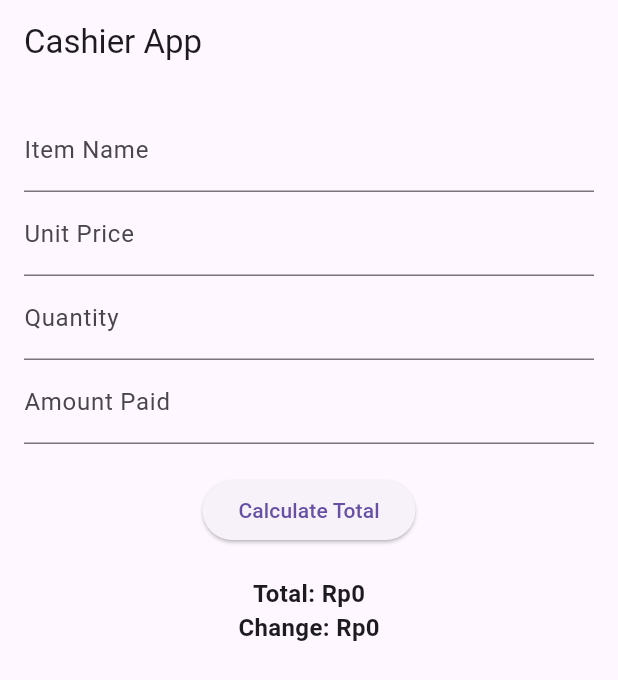
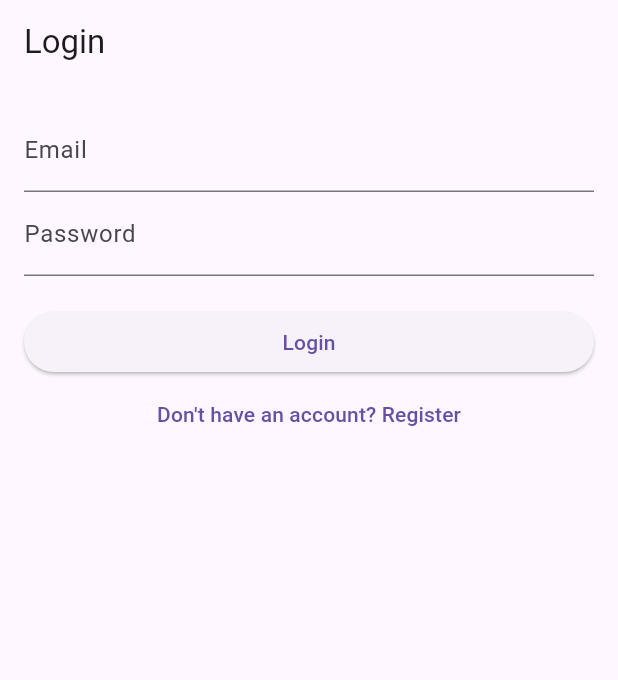
Before and after one commit to TeddyTjoe1990/CSE-499-Project, a Flutter app: the screen it shows after launch, on a phone screen of 412 x 824 dp. Shown: the top 680 px of the screen. Run offline on Flutter 3.47's test engine with Material 3 defaults, Android fonts, the phone set to English and light mode, and no system bars; our stand-ins replace sqflite; accounts and stored records are empty.

Commit message:
Login and registration page was made, and still keep working on the other Sprint

```diff
--- /dev/null
+++ b/app/lib/db/database_helper.dart
@@ -0,0 +1,55 @@
+import 'package:path/path.dart';
+import 'package:sqflite/sqflite.dart';
+import '../models/user_model.dart';
+
+class DatabaseHelper {
+  static final DatabaseHelper _instance = DatabaseHelper._internal();
+  static Database? _database;
+
+  factory DatabaseHelper() => _instance;
+
+  DatabaseHelper._internal();
+
+  Future<Database> get database async {
+    _database ??= await _initDb();
+    return _database!;
+  }
+
+  Future<Database> _initDb() async {
+    final dbPath = await getDatabasesPath();
+    final path = join(dbPath, 'cashier_app.db');
+
+    return await openDatabase(
+      path,
+      version: 1,
+      onCreate: (db, version) async {
+        await db.execute('''
+          CREATE TABLE users (
+            id INTEGER PRIMARY KEY AUTOINCREMENT,
+            name TEXT NOT NULL,
+            email TEXT UNIQUE NOT NULL,
+            password TEXT NOT NULL
+          )
+        ''');
+      },
+    );
+  }
+
+  Future<int> registerUser(User user) async {
+    final db = await database;
+    return await db.insert('users', user.toMap());
+  }
+
+  Future<User?> getUser(String email, String password) async {
+    final db = await database;
+    final result = await db.query(
+      'users',
+      where: 'email = ? AND password = ?',
+      whereArgs: [email, password],
+    );
+    if (result.isNotEmpty) {
+      return User.fromMap(result.first);
+    }
+    return null;
+  }
+}
--- a/app/lib/main.dart
+++ b/app/lib/main.dart
@@ -1,4 +1,7 @@
 import 'package:flutter/material.dart';
+import 'pages/login_page.dart';
+import 'pages/register_page.dart';
+import 'pages/home_page.dart'; // <- cashier page
 
 void main() => runApp(CashierApp());
 
@@ -6,87 +9,15 @@ class CashierApp extends StatelessWidget {
   @override
   Widget build(BuildContext context) {
     return MaterialApp(
-      title: 'Cashier App',
-      theme: ThemeData(primarySwatch: Colors.blue),
-      home: CashierHome(),
+      title: 'Simple Cashier',
+      theme: ThemeData(primarySwatch: Colors.teal),
+      initialRoute: '/login',
+      debugShowCheckedModeBanner: false,
+      routes: {
+        '/login': (context) => LoginPage(),
+        '/register': (context) => RegisterPage(),
+        '/home': (context) => CashierHome(), //
+      },
     );
   }
 }
-
-class CashierHome extends StatefulWidget {
-  @override
-  _CashierHomeState createState() => _CashierHomeState();
-}
-
-class _CashierHomeState extends State<CashierHome> {
-  final itemNameController = TextEditingController();
-  final unitPriceController = TextEditingController();
-  final quantityController = TextEditingController();
-  final amountPaidController = TextEditingController();
-
-  int totalAmount = 0;
-  int changeAmount = 0;
-
-  void calculateTotal() {
-    final unitPrice = int.tryParse(unitPriceController.text) ?? 0;
-    final quantity = int.tryParse(quantityController.text) ?? 0;
-    final amountPaid = int.tryParse(amountPaidController.text) ?? 0;
-
-    final total = unitPrice * quantity;
-    final change = amountPaid - total;
-
-    setState(() {
-      totalAmount = total;
-      changeAmount = change;
-    });
-  }
-
-  @override
-  Widget build(BuildContext context) {
-    return Scaffold(
-      appBar: AppBar(title: Text('Cashier App')),
-      body: Padding(
-        padding: const EdgeInsets.all(16.0),
-        child: SingleChildScrollView(
-          child: Column(
-            children: [
-              TextField(
-                controller: itemNameController,
-                decoration: InputDecoration(labelText: 'Item Name'),
-              ),
-              TextField(
-                controller: unitPriceController,
-                decoration: InputDecoration(labelText: 'Unit Price'),
-                keyboardType: TextInputType.number,
-              ),
-              TextField(
-                controller: quantityController,
-                decoration: InputDecoration(labelText: 'Quantity'),
-                keyboardType: TextInputType.number,
-              ),
-              TextField(
-                controller: amountPaidController,
-                decoration: InputDecoration(labelText: 'Amount Paid'),
-                keyboardType: TextInputType.number,
-              ),
-              SizedBox(height: 20),
-              ElevatedButton(
-                onPressed: calculateTotal,
-                child: Text('Calculate Total'),
-              ),
-              SizedBox(height: 20),
-              Text(
-                'Total: Rp$totalAmount',
-                style: TextStyle(fontSize: 16, fontWeight: FontWeight.bold),
-              ),
-              Text(
-                'Change: Rp$changeAmount',
-                style: TextStyle(fontSize: 16, fontWeight: FontWeight.bold),
-              ),
-            ],
-          ),
-        ),
-      ),
-    );
-  }
-}
--- /dev/null
+++ b/app/lib/models/user_model.dart
@@ -0,0 +1,26 @@
+class User {
+  final int? id;
+  final String name;
+  final String email;
+  final String password;
+
+  User({this.id, required this.name, required this.email, required this.password});
+
+  Map<String, dynamic> toMap() {
+    return {
+      'id': id,
+      'name': name,
+      'email': email,
+      'password': password,
+    };
+  }
+
+  factory User.fromMap(Map<String, dynamic> map) {
+    return User(
+      id: map['id'],
+      name: map['name'],
+      email: map['email'],
+      password: map['password'],
+    );
+  }
+}
--- /dev/null
+++ b/app/lib/pages/login_page.dart
@@ -0,0 +1,60 @@
+// ignore_for_file: use_build_context_synchronously, use_key_in_widget_constructors, unused_import
+
+import 'package:flutter/material.dart';
+import '../db/database_helper.dart';
+import '../models/user_model.dart';
+
+class LoginPage extends StatelessWidget {
+  final _formKey = GlobalKey<FormState>();
+  final _emailCtrl = TextEditingController();
+  final _passCtrl = TextEditingController();
+
+  void _login(BuildContext context) async {
+    if (_formKey.currentState!.validate()) {
+      final user = await DatabaseHelper().getUser(_emailCtrl.text, _passCtrl.text);
+      if (user != null) {
+        ScaffoldMessenger.of(context).showSnackBar(SnackBar(content: Text('Welcome, ${user.name}')));
+        //TODO: Navigate to dashboard
+      } else {
+        ScaffoldMessenger.of(context).showSnackBar(SnackBar(content: Text('Incorrect email or password')));
+      }
+    }
+  }
+
+  @override
+  Widget build(BuildContext context) {
+    return Scaffold(
+      appBar: AppBar(title: Text('Login')),
+      body: Padding(
+        padding: EdgeInsets.all(16),
+        child: Form(
+          key: _formKey,
+          child: ListView(
+            children: [
+              TextFormField(
+                controller: _emailCtrl,
+                decoration: InputDecoration(labelText: 'Email'),
+                validator: (val) => val == null || !val.contains('@') ? 'Invalid email' : null,
+              ),
+              TextFormField(
+                controller: _passCtrl,
+                decoration: InputDecoration(labelText: 'Password'),
+                obscureText: true,
+                validator: (val) => val == null || val.length < 6 ? 'Minimum 6 characters' : null,
+              ),
+              SizedBox(height: 20),
+              ElevatedButton(
+                onPressed: () => _login(context),
+                child: Text('Login'),
+              ),
+              TextButton(
+                onPressed: () => Navigator.pushReplacementNamed(context, '/register'),
+                child: Text("Don't have an account? Register"),
+              ),
+            ],
+          ),
+        ),
+      ),
+    );
+  }
+}
--- /dev/null
+++ b/app/lib/pages/register_page.dart
@@ -0,0 +1,70 @@
+import 'package:flutter/material.dart';
+import '../db/database_helper.dart';
+import '../models/user_model.dart';
+
+class RegisterPage extends StatelessWidget {
+  final _formKey = GlobalKey<FormState>();
+  final _nameCtrl = TextEditingController();
+  final _emailCtrl = TextEditingController();
+  final _passCtrl = TextEditingController();
+
+  void _register(BuildContext context) async {
+    if (_formKey.currentState!.validate()) {
+      final user = User(
+        name: _nameCtrl.text,
+        email: _emailCtrl.text,
+        password: _passCtrl.text,
+      );
+
+      try {
+        await DatabaseHelper().registerUser(user);
+        ScaffoldMessenger.of(context).showSnackBar(SnackBar(content: Text('Register successful')));
+        Navigator.pushReplacementNamed(context, '/login');
+      } catch (e) {
+        ScaffoldMessenger.of(context).showSnackBar(SnackBar(content: Text('Email has been registered')));
+      }
+    }
+  }
+
+  @override
+  Widget build(BuildContext context) {
+    return Scaffold(
+      appBar: AppBar(title: Text('Register')),
+      body: Padding(
+        padding: EdgeInsets.all(16),
+        child: Form(
+          key: _formKey,
+          child: ListView(
+            children: [
+              TextFormField(
+                controller: _nameCtrl,
+                decoration: InputDecoration(labelText: 'Name'),
+                validator: (val) => val == null || val.isEmpty ? 'Name required' : null,
+              ),
+              TextFormField(
+                controller: _emailCtrl,
+                decoration: InputDecoration(labelText: 'Email'),
+                validator: (val) => val == null || !val.contains('@') ? 'Invalid email' : null,
+              ),
+              TextFormField(
+                controller: _passCtrl,
+                decoration: InputDecoration(labelText: 'Password'),
+                obscureText: true,
+                validator: (val) => val == null || val.length < 6 ? 'Minimum 6 characters' : null,
+              ),
+              SizedBox(height: 20),
+              ElevatedButton(
+                onPressed: () => _register(context),
+                child: Text('Register'),
+              ),
+              TextButton(
+                onPressed: () => Navigator.pushReplacementNamed(context, '/login'),
+                child: Text('Already have an account? Log in'),
+              ),
+            ],
+          ),
+        ),
+      ),
+    );
+  }
+}
--- a/app/pubspec.yaml
+++ b/app/pubspec.yaml
@@ -30,7 +30,8 @@ environment:
 dependencies:
   flutter:
     sdk: flutter
-  sqflite: ^2.3.2
+  sqflite: ^2.3.0
+  path_provider: ^2.1.2
   path: ^1.9.0
 
   # The following adds the Cupertino Icons font to your application.
```
Also changed, not shown: app/lib/database_helper.dart (deleted, +0 -51 lines), app/lib/pages/home_page.dart (added, +79 -0 lines), app/pubspec.lock, 1 other file.
